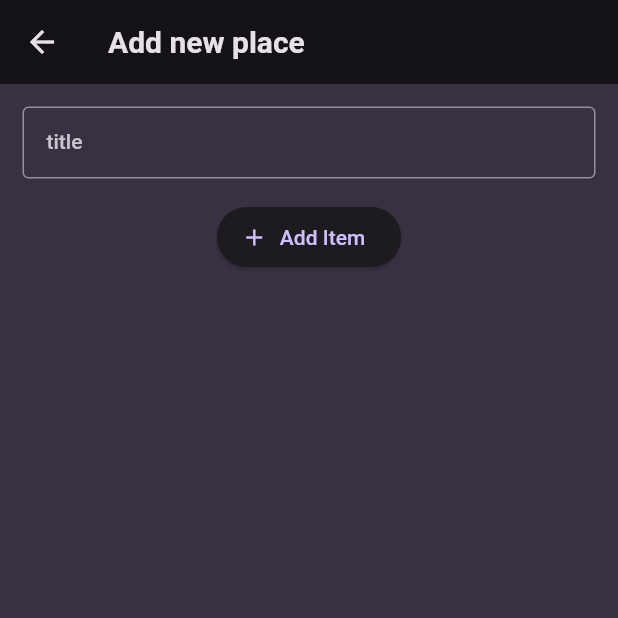
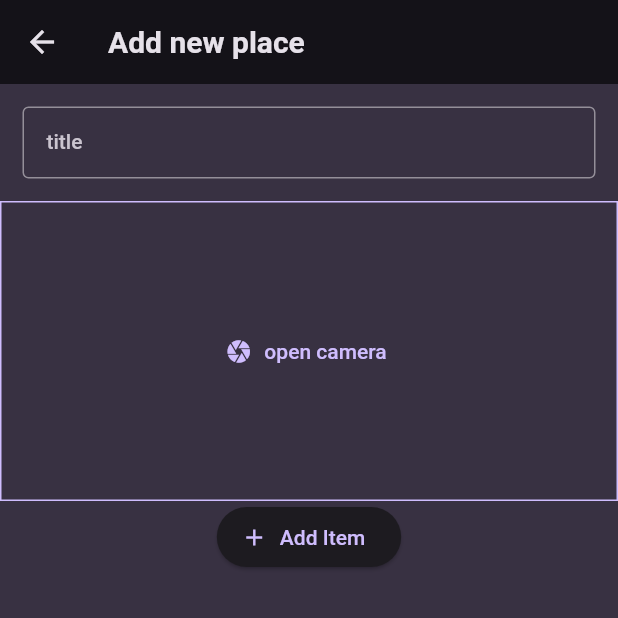
Before and after one commit to ASNoufal/Native_Device_Feature, a Flutter app: the screen it shows after launch, after a tap on the "add" icon, on a phone screen of 412 x 824 dp, the top half of it. Run offline on Flutter 3.47's test engine with Material 2 defaults, Android fonts, the phone set to English and light mode, and no system bars; our stand-ins replace flutter_riverpod, google_fonts, image_picker.

Commit message:
added native feature to take camera and updated in circle Avatar

```diff
--- a/lib/DataModel.dart
+++ b/lib/DataModel.dart
@@ -1,9 +1,12 @@
+import 'dart:io';
+
 import 'package:uuid/uuid.dart';
 
 const uuid = Uuid();
 
 class ModelData {
-  ModelData({required this.place}) : id = uuid.v4();
+  ModelData({required this.place, required this.image}) : id = uuid.v4();
   String place;
   String id;
+  File image;
 }
--- a/lib/Screens/Yourplace.dart
+++ b/lib/Screens/Yourplace.dart
@@ -34,8 +34,11 @@ class _YourPlaceScreenState extends ConsumerState<YourPlaceScreen> {
                 icon: const Icon(Icons.add))
           ],
         ),
-        body: PlaceScreen(
-          item: place,
+        body: Padding(
+          padding: const EdgeInsets.all(8.0),
+          child: PlaceScreen(
+            item: place,
+          ),
         ));
   }
 }
--- /dev/null
+++ b/lib/Screens/input_image.dart
@@ -0,0 +1,56 @@
+import 'dart:io';
+
+import 'package:flutter/material.dart';
+import 'package:image_picker/image_picker.dart';
+
+class InputImage extends StatefulWidget {
+  const InputImage({super.key, required this.onphotokey});
+
+  final void Function(File photo) onphotokey;
+
+  @override
+  State<InputImage> createState() => _InputImageState();
+}
+
+class _InputImageState extends State<InputImage> {
+  File? currantimages;
+  void _opencamera() async {
+    final imagepicker = ImagePicker();
+    final pickedimage = await imagepicker.pickImage(source: ImageSource.camera);
+    if (pickedimage == null) {
+      return;
+    }
+    setState(() {
+      currantimages = File(pickedimage.path);
+    });
+
+    widget.onphotokey(currantimages!);
+  }
+
+  @override
+  Widget build(BuildContext context) {
+    Widget content = TextButton.icon(
+        onPressed: _opencamera,
+        icon: const Icon(Icons.camera),
+        label: const Text("open camera"));
+
+    if (currantimages != null) {
+      content = GestureDetector(
+        onTap: _opencamera,
+        child: Image.file(
+          currantimages!,
+          fit: BoxFit.cover,
+          width: double.infinity,
+          height: double.infinity,
+        ),
+      );
+    }
+    return Container(
+        height: 200,
+        alignment: Alignment.center,
+        decoration: BoxDecoration(
+            border: Border.all(
+                width: 1, color: Theme.of(context).colorScheme.primary)),
+        child: content);
+  }
+}
--- a/lib/Screens/place.dart
+++ b/lib/Screens/place.dart
@@ -24,6 +24,10 @@ class PlaceScreen extends ConsumerWidget {
                 })));
               },
               child: ListTile(
+                leading: CircleAvatar(
+                  radius: 26,
+                  backgroundImage: FileImage(item[index].image),
+                ),
                 title: Text(item[index].place),
               ),
             );
--- a/lib/provider/textprovider.dart
+++ b/lib/provider/textprovider.dart
@@ -1,12 +1,12 @@
+import 'dart:io';
 import 'package:flutter_riverpod/flutter_riverpod.dart';
 import 'package:notifi/DataModel.dart';
-import 'package:notifi/Screens/Yourplace.dart';
 
 class TextproviderNotifier extends StateNotifier<List<ModelData>> {
   TextproviderNotifier() : super(const []);
 
-  void additems(String title) {
-    final items = ModelData(place: title);
+  void additems(String title, File image) {
+    final items = ModelData(place: title, image: image);
     state = [...state, items];
   }
 }
--- a/pubspec.yaml
+++ b/pubspec.yaml
@@ -38,6 +38,7 @@ dependencies:
   google_fonts: ^5.1.0
   uuid: ^3.0.7
   flutter_riverpod: ^2.3.6
+  image_picker: ^1.0.1
 
 dev_dependencies:
   flutter_test:
```
Also changed, not shown: lib/Screens/AddText.dart (+24 -9 lines), lib/Screens/Added.dart (+13 -7 lines), pubspec.lock, 6 other files.
